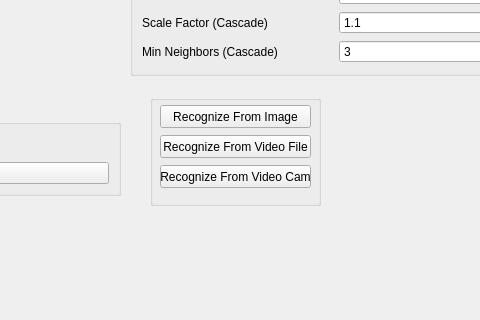
The window that mainWin/mainwindow.ui (Softhenge/face-recognizer) describes before a commit, drawn with Qt 5; both pictures show x 240 to 720 and y 115 to 435 of the 807 by 561 pixel window.
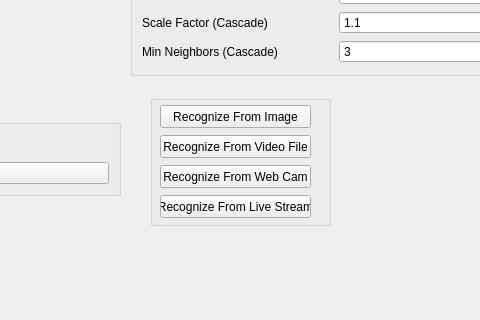
The same window after the commit.

Commit message: added live stream support

Patch:
```diff
--- a/mainWin/mainwindow.ui
+++ b/mainWin/mainwindow.ui
@@ -122,8 +122,8 @@
      <rect>
       <x>390</x>
       <y>210</y>
-      <width>171</width>
-      <height>111</height>
+      <width>181</width>
+      <height>131</height>
      </rect>
     </property>
     <property name="title">
@@ -165,7 +165,20 @@
       </rect>
      </property>
      <property name="text">
-      <string>Recognize From Video Cam</string>
+      <string>Recognize From Web Cam</string>
+     </property>
+    </widget>
+    <widget class="QPushButton" name="fromLiveStreamButton">
+     <property name="geometry">
+      <rect>
+       <x>10</x>
+       <y>100</y>
+       <width>151</width>
+       <height>23</height>
+      </rect>
+     </property>
+     <property name="text">
+      <string>Recognize From Live Stream</string>
      </property>
     </widget>
    </widget>
```
The commit also changes 5 other files.
